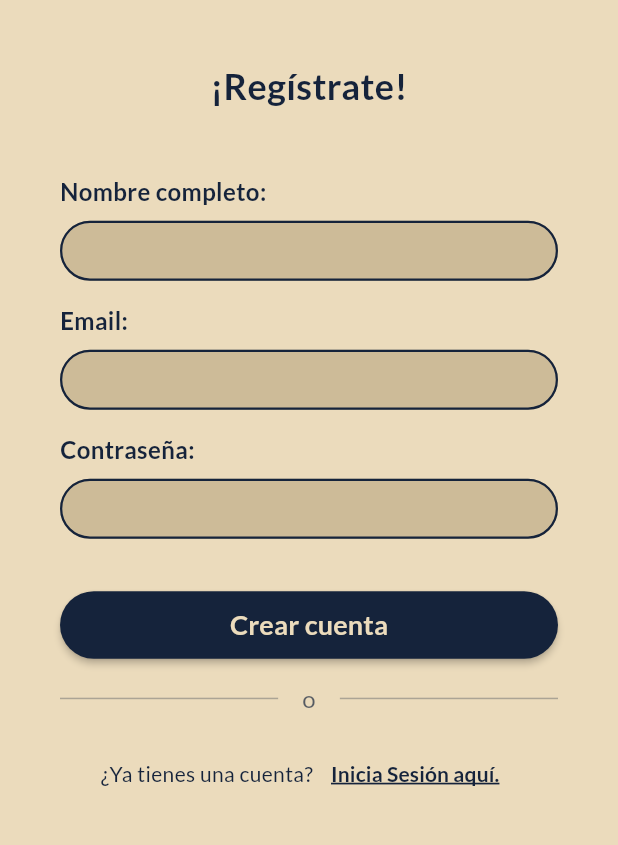
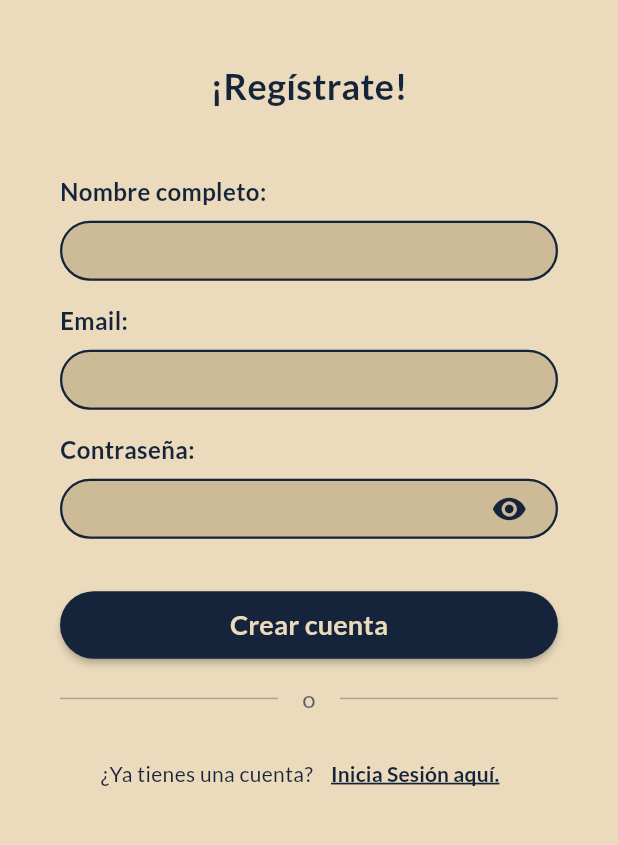
Before and after one commit to JuanesPachon/Stockia, a Flutter app: the RegisterPage screen opened by its route, after a tap on "Crear cuenta", after a tap on "Inicia Sesión aquí.", after a tap on "Regístrate aquí.", on a phone screen of 412 x 824 dp, the part 214-1059 px from its top. Run offline on Flutter 3.47's test engine with Material 3 defaults, Android fonts, the phone set to English and light mode, and no system bars; our stand-ins replace cookie_jar, dio, dio_cookie_manager, google_fonts; accounts and stored records are empty; network calls fail.

Commit message:
feat(auth): add password visibility toggle to login and register pages

```diff
--- a/client/lib/features/auth/presentation/pages/login_page.dart
+++ b/client/lib/features/auth/presentation/pages/login_page.dart
@@ -20,6 +20,7 @@ class _LoginPageState extends State<LoginPage> {
   final AuthService _authService = AuthService();
 
   bool _isLoading = false;
+  bool _obscurePassword = true;
 
   @override
   void dispose() {
@@ -132,7 +133,19 @@ class _LoginPageState extends State<LoginPage> {
                         DefaultTextField(
                           label: 'Contraseña:',
                           controller: _passwordController,
-                          obscureText: true,
+                          obscureText: _obscurePassword,
+                          suffixIcon: IconButton(
+                          icon: Icon(
+                            _obscurePassword ? Icons.visibility : Icons.visibility_off,
+                            color: AppColors.mainBlue,
+                            size: 24,
+                          ),
+                          onPressed: () {
+                            setState(() {
+                            _obscurePassword = !_obscurePassword;
+                            });
+                          },
+                          ),
                         ),
 
                         SizedBox(height: screenHeight * 0.01),
--- a/client/lib/features/auth/presentation/pages/register_page.dart
+++ b/client/lib/features/auth/presentation/pages/register_page.dart
@@ -21,6 +21,7 @@ class _RegisterPageState extends State<RegisterPage> {
   final AuthService _authService = AuthService();
 
   bool _isLoading = false;
+  bool _obscurePassword = true;
 
   @override
   void dispose() {
@@ -173,7 +174,19 @@ class _RegisterPageState extends State<RegisterPage> {
                       DefaultTextField(
                         label: 'Contraseña:',
                         controller: _passwordController,
-                        obscureText: true,
+                        obscureText: _obscurePassword,
+                        suffixIcon: IconButton(
+                          icon: Icon(
+                            _obscurePassword ? Icons.visibility : Icons.visibility_off,
+                            color: AppColors.mainBlue,
+                            size: 24,
+                          ),
+                          onPressed: () {
+                            setState(() {
+                              _obscurePassword = !_obscurePassword;
+                            });
+                          },
+                        ),
                         validator: (value) {
                           if (value == null || value.isEmpty) {
                             return 'La contraseña es requerida';
--- a/client/lib/shared/widgets/default_textfield.dart
+++ b/client/lib/shared/widgets/default_textfield.dart
@@ -8,6 +8,7 @@ class DefaultTextField extends StatelessWidget {
   final TextEditingController? controller;
   final TextInputType? keyboardType;
   final String? Function(String?)? validator;
+  final Widget? suffixIcon;
 
   const DefaultTextField({
     super.key,
@@ -17,6 +18,7 @@ class DefaultTextField extends StatelessWidget {
     this.controller,
     this.keyboardType,
     this.validator,
+    this.suffixIcon,
   });
 
   @override
@@ -42,6 +44,8 @@ class DefaultTextField extends StatelessWidget {
             validator: validator,
             decoration: InputDecoration(
               hintText: hintText,
+              suffixIcon: suffixIcon,
+              suffixIconConstraints: BoxConstraints(minWidth: 65, maxHeight: 40),
               filled: true,
               fillColor: const Color.fromARGB(255, 205, 187, 152),
               isDense: true,
```
